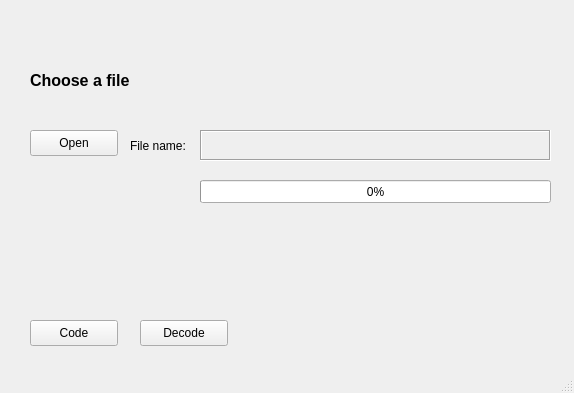
Old version of the form mainwindow.ui in the repository Sr-rajabov/Huffman-Compression.
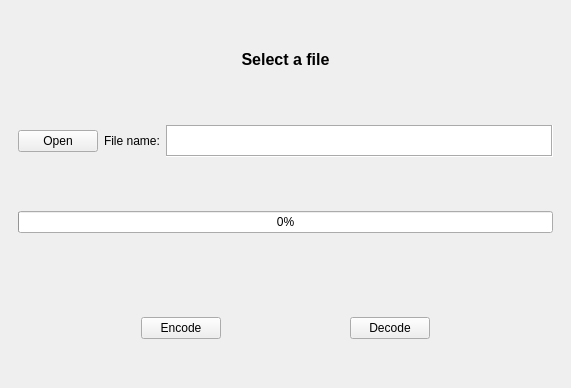
New version of the form.

The edit to the form file:
```diff
--- a/mainwindow.ui
+++ b/mainwindow.ui
@@ -6,14 +6,14 @@
    <rect>
     <x>0</x>
     <y>0</y>
-    <width>574</width>
-    <height>393</height>
+    <width>571</width>
+    <height>388</height>
    </rect>
   </property>
   <property name="minimumSize">
    <size>
-    <width>574</width>
-    <height>393</height>
+    <width>571</width>
+    <height>388</height>
    </size>
   </property>
   <property name="windowTitle">
@@ -23,47 +23,70 @@
    <property name="autoFillBackground">
     <bool>false</bool>
    </property>
-   <widget class="QPushButton" name="openFileButton">
-    <property name="geometry">
-     <rect>
-      <x>30</x>
-      <y>130</y>
-      <width>88</width>
-      <height>26</height>
-     </rect>
-    </property>
-    <property name="text">
-     <string>Open</string>
-    </property>
-   </widget>
+   <layout class="QVBoxLayout" name="verticalLayout">
+    <item>
+     <widget class="QWidget" name="horizontalWidget_2" native="true">
+      <layout class="QHBoxLayout" name="horizontalLayout_4">
+       <item>
    <widget class="QLabel" name="label">
-    <property name="geometry">
-     <rect>
-      <x>30</x>
-      <y>60</y>
-      <width>281</width>
-      <height>41</height>
-     </rect>
-    </property>
     <property name="contextMenuPolicy">
      <enum>Qt::ActionsContextMenu</enum>
     </property>
     <property name="text">
-     <string>&lt;html&gt;&lt;head/&gt;&lt;body&gt;&lt;p&gt;&lt;span style=&quot; font-size:12pt; font-weight:700;&quot;&gt;Choose a file&lt;/span&gt;&lt;/p&gt;&lt;/body&gt;&lt;/html&gt;</string>
-    </property>
-   </widget>
+          <string>&lt;html&gt;&lt;head/&gt;&lt;body&gt;&lt;p align=&quot;center&quot;&gt;&lt;span style=&quot; font-size:12pt; font-weight:700;&quot;&gt;Select a file&lt;/span&gt;&lt;/p&gt;&lt;/body&gt;&lt;/html&gt;</string>
+         </property>
+        </widget>
+       </item>
+      </layout>
+     </widget>
+    </item>
+    <item>
+     <widget class="QWidget" name="widget" native="true">
+      <property name="sizePolicy">
+       <sizepolicy hsizetype="Preferred" vsizetype="Fixed">
+        <horstretch>0</horstretch>
+        <verstretch>0</verstretch>
+       </sizepolicy>
+      </property>
+      <property name="autoFillBackground">
+       <bool>false</bool>
+      </property>
+      <layout class="QHBoxLayout" name="horizontalLayout">
+       <item>
+        <widget class="QPushButton" name="openFileButton">
+         <property name="text">
+          <string>Open</string>
+         </property>
+        </widget>
+       </item>
+       <item>
+        <widget class="QLabel" name="label_2">
+         <property name="text">
+          <string>File name:</string>
+         </property>
+        </widget>
+       </item>
+       <item>
    <widget class="QLabel" name="DirectoryPath">
-    <property name="geometry">
-     <rect>
-      <x>200</x>
-      <y>130</y>
-      <width>351</width>
-      <height>31</height>
-     </rect>
+         <property name="sizePolicy">
+          <sizepolicy hsizetype="Expanding" vsizetype="Fixed">
+           <horstretch>0</horstretch>
+           <verstretch>0</verstretch>
+          </sizepolicy>
+         </property>
+         <property name="minimumSize">
+          <size>
+           <width>374</width>
+           <height>0</height>
+          </size>
     </property>
     <property name="whatsThis">
      <string>&lt;html&gt;&lt;head/&gt;&lt;body&gt;&lt;p&gt;&lt;br/&gt;&lt;/p&gt;&lt;/body&gt;&lt;/html&gt;</string>
     </property>
+         <property name="styleSheet">
+          <string notr="true">background-color: rgb(255, 255, 255);
+color: rgb(0, 0, 0);</string>
+         </property>
     <property name="frameShape">
      <enum>QFrame::Box</enum>
     </property>
@@ -80,54 +103,18 @@
      <string>&lt;html&gt;&lt;head/&gt;&lt;body&gt;&lt;p&gt;&lt;br/&gt;&lt;/p&gt;&lt;/body&gt;&lt;/html&gt;</string>
     </property>
    </widget>
-   <widget class="QPushButton" name="coding">
-    <property name="geometry">
-     <rect>
-      <x>30</x>
-      <y>320</y>
-      <width>88</width>
-      <height>26</height>
-     </rect>
-    </property>
-    <property name="text">
-     <string>Code</string>
-    </property>
-   </widget>
-   <widget class="QPushButton" name="decoding">
-    <property name="geometry">
-     <rect>
-      <x>140</x>
-      <y>320</y>
-      <width>88</width>
-      <height>26</height>
-     </rect>
-    </property>
-    <property name="text">
-     <string>Decode</string>
-    </property>
-   </widget>
-   <widget class="QLabel" name="label_2">
-    <property name="geometry">
-     <rect>
-      <x>130</x>
-      <y>130</y>
-      <width>81</width>
-      <height>31</height>
-     </rect>
-    </property>
-    <property name="text">
-     <string>File name:</string>
-    </property>
-   </widget>
+       </item>
+      </layout>
+      <zorder>DirectoryPath</zorder>
+      <zorder>openFileButton</zorder>
+      <zorder>label_2</zorder>
+     </widget>
+    </item>
+    <item>
+     <widget class="QWidget" name="horizontalWidget" native="true">
+      <layout class="QHBoxLayout" name="horizontalLayout_2">
+       <item>
    <widget class="QProgressBar" name="progressBar">
-    <property name="geometry">
-     <rect>
-      <x>200</x>
-      <y>180</y>
-      <width>351</width>
-      <height>23</height>
-     </rect>
-    </property>
     <property name="contextMenuPolicy">
      <enum>Qt::NoContextMenu</enum>
     </property>
@@ -135,25 +122,60 @@
      <number>0</number>
     </property>
    </widget>
-   <zorder>openFileButton</zorder>
-   <zorder>label</zorder>
-   <zorder>coding</zorder>
-   <zorder>decoding</zorder>
-   <zorder>label_2</zorder>
-   <zorder>DirectoryPath</zorder>
-   <zorder>progressBar</zorder>
-  </widget>
-  <widget class="QMenuBar" name="menubar">
-   <property name="geometry">
-    <rect>
-     <x>0</x>
-     <y>0</y>
-     <width>574</width>
-     <height>23</height>
-    </rect>
-   </property>
-  </widget>
-  <widget class="QStatusBar" name="statusbar"/>
+       </item>
+      </layout>
+     </widget>
+    </item>
+    <item>
+     <widget class="QWidget" name="widget" native="true">
+      <property name="enabled">
+       <bool>true</bool>
+      </property>
+      <property name="sizePolicy">
+       <sizepolicy hsizetype="Preferred" vsizetype="Minimum">
+        <horstretch>0</horstretch>
+        <verstretch>0</verstretch>
+       </sizepolicy>
+      </property>
+      <layout class="QHBoxLayout" name="horizontalLayout_3">
+       <item>
+        <widget class="QPushButton" name="coding">
+         <property name="sizePolicy">
+          <sizepolicy hsizetype="Fixed" vsizetype="Fixed">
+           <horstretch>0</horstretch>
+           <verstretch>0</verstretch>
+          </sizepolicy>
+         </property>
+         <property name="text">
+          <string>Encode</string>
+         </property>
+        </widget>
+       </item>
+       <item>
+        <widget class="QPushButton" name="decoding">
+         <property name="enabled">
+          <bool>true</bool>
+         </property>
+         <property name="sizePolicy">
+          <sizepolicy hsizetype="Fixed" vsizetype="Fixed">
+           <horstretch>0</horstretch>
+           <verstretch>0</verstretch>
+          </sizepolicy>
+         </property>
+         <property name="text">
+          <string>Decode</string>
+         </property>
+        </widget>
+       </item>
+      </layout>
+     </widget>
+    </item>
+   </layout>
+   <zorder>widget</zorder>
+   <zorder>horizontalWidget</zorder>
+   <zorder>widget</zorder>
+   <zorder>horizontalWidget_2</zorder>
+  </widget>
  </widget>
  <resources/>
  <connections/>
```
Lines whose indentation alone changed are shown as unchanged.
